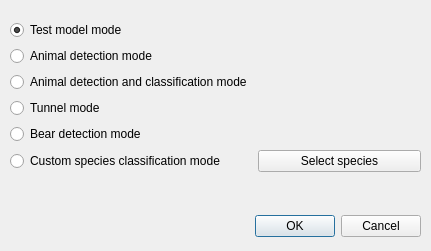
This is wadas/ui/qt/select_mode.ui in wadas-project/WADAS as Qt 5 draws it before an edit. The edited form follows.
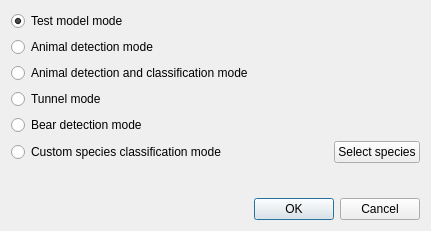
This is the edited form.

Diff of the .ui file:
```diff
--- a/wadas/ui/qt/select_mode.ui
+++ b/wadas/ui/qt/select_mode.ui
@@ -7,52 +7,67 @@
     <x>0</x>
     <y>0</y>
     <width>431</width>
-    <height>251</height>
+    <height>231</height>
    </rect>
   </property>
+  <property name="sizePolicy">
+   <sizepolicy hsizetype="Fixed" vsizetype="Preferred">
+    <horstretch>0</horstretch>
+    <verstretch>0</verstretch>
+   </sizepolicy>
+  </property>
   <property name="windowTitle">
    <string>Select operation mode</string>
   </property>
-  <widget class="QDialogButtonBox" name="buttonBox">
-   <property name="geometry">
-    <rect>
-     <x>10</x>
-     <y>210</y>
-     <width>411</width>
-     <height>32</height>
-    </rect>
-   </property>
-   <property name="orientation">
-    <enum>Qt::Orientation::Horizontal</enum>
-   </property>
-   <property name="standardButtons">
-    <set>QDialogButtonBox::StandardButton::Cancel|QDialogButtonBox::StandardButton::Ok</set>
-   </property>
-  </widget>
-  <widget class="QWidget" name="verticalLayoutWidget">
-   <property name="geometry">
-    <rect>
-     <x>10</x>
-     <y>20</y>
-     <width>411</width>
-     <height>181</height>
-    </rect>
-   </property>
+  <layout class="QGridLayout" name="gridLayout_2">
+   <item row="0" column="0">
    <layout class="QGridLayout" name="gridLayout">
-    <item row="1" column="0">
-     <widget class="QRadioButton" name="radioButton_animal_det_mode">
+     <item row="5" column="2">
+      <widget class="QPushButton" name="pushButton_select_species">
+       <property name="sizePolicy">
+        <sizepolicy hsizetype="Maximum" vsizetype="Fixed">
+         <horstretch>0</horstretch>
+         <verstretch>0</verstretch>
+        </sizepolicy>
+       </property>
       <property name="text">
-       <string>Animal detection mode</string>
-      </property>
-      <property name="autoExclusive">
-       <bool>true</bool>
-      </property>
-      <attribute name="buttonGroup">
-       <string notr="true">buttonGroup</string>
-      </attribute>
-     </widget>
-    </item>
-    <item row="5" column="0">
+        <string>Select species</string>
+       </property>
+      </widget>
+     </item>
+     <item row="6" column="1" colspan="2">
+      <widget class="QLabel" name="label_custom_species">
+       <property name="enabled">
+        <bool>false</bool>
+       </property>
+       <property name="sizePolicy">
+        <sizepolicy hsizetype="Preferred" vsizetype="Preferred">
+         <horstretch>0</horstretch>
+         <verstretch>0</verstretch>
+        </sizepolicy>
+       </property>
+       <property name="text">
+        <string/>
+       </property>
+      </widget>
+     </item>
+     <item row="6" column="0">
+      <spacer name="horizontalSpacer">
+       <property name="orientation">
+        <enum>Qt::Orientation::Horizontal</enum>
+       </property>
+       <property name="sizeType">
+        <enum>QSizePolicy::Policy::Maximum</enum>
+       </property>
+       <property name="sizeHint" stdset="0">
+        <size>
+         <width>20</width>
+         <height>20</height>
+        </size>
+       </property>
+      </spacer>
+     </item>
+     <item row="5" column="0" colspan="2">
      <widget class="QRadioButton" name="radioButton_custom_species_class_mode">
       <property name="text">
        <string>Custom species classification mode</string>
@@ -62,7 +77,7 @@
       </attribute>
      </widget>
     </item>
-    <item row="4" column="0">
+     <item row="4" column="0" colspan="2">
      <widget class="QRadioButton" name="radioButton_bear_det_mode">
       <property name="enabled">
        <bool>true</bool>
@@ -81,7 +96,7 @@
       </attribute>
      </widget>
     </item>
-    <item row="3" column="0">
+     <item row="3" column="0" colspan="2">
      <widget class="QRadioButton" name="radioButton_tunnel_mode">
       <property name="enabled">
        <bool>true</bool>
@@ -100,7 +115,33 @@
       </attribute>
      </widget>
     </item>
-    <item row="0" column="0">
+     <item row="2" column="0" colspan="2">
+      <widget class="QRadioButton" name="radioButton_animal_det_and_class_mode">
+       <property name="text">
+        <string>Animal detection and classification mode</string>
+       </property>
+       <property name="autoExclusive">
+        <bool>true</bool>
+       </property>
+       <attribute name="buttonGroup">
+        <string notr="true">buttonGroup</string>
+       </attribute>
+      </widget>
+     </item>
+     <item row="1" column="0" colspan="2">
+      <widget class="QRadioButton" name="radioButton_animal_det_mode">
+       <property name="text">
+        <string>Animal detection mode</string>
+       </property>
+       <property name="autoExclusive">
+        <bool>true</bool>
+       </property>
+       <attribute name="buttonGroup">
+        <string notr="true">buttonGroup</string>
+       </attribute>
+      </widget>
+     </item>
+     <item row="0" column="0" colspan="2">
      <widget class="QRadioButton" name="radioButton_test_model_mode">
       <property name="text">
        <string>Test model mode</string>
@@ -116,38 +157,19 @@
       </attribute>
      </widget>
     </item>
-    <item row="2" column="0">
-     <widget class="QRadioButton" name="radioButton_animal_det_and_class_mode">
-      <property name="text">
-       <string>Animal detection and classification mode</string>
-      </property>
-      <property name="autoExclusive">
-       <bool>true</bool>
-      </property>
-      <attribute name="buttonGroup">
-       <string notr="true">buttonGroup</string>
-      </attribute>
-     </widget>
-    </item>
-    <item row="5" column="1">
-     <widget class="QPushButton" name="pushButton_select_species">
-      <property name="text">
-       <string>Select species</string>
-      </property>
-     </widget>
-    </item>
-    <item row="6" column="0" colspan="2">
-     <widget class="QLabel" name="label_custom_species">
-      <property name="enabled">
-       <bool>false</bool>
-      </property>
-      <property name="text">
-       <string/>
-      </property>
+    </layout>
+   </item>
+   <item row="1" column="0">
+    <widget class="QDialogButtonBox" name="buttonBox">
+     <property name="orientation">
+      <enum>Qt::Orientation::Horizontal</enum>
+     </property>
+     <property name="standardButtons">
+      <set>QDialogButtonBox::StandardButton::Cancel|QDialogButtonBox::StandardButton::Ok</set>
+     </property>
      </widget>
     </item>
    </layout>
-  </widget>
  </widget>
  <resources/>
  <connections>
```
Lines whose indentation alone changed are shown as unchanged.
